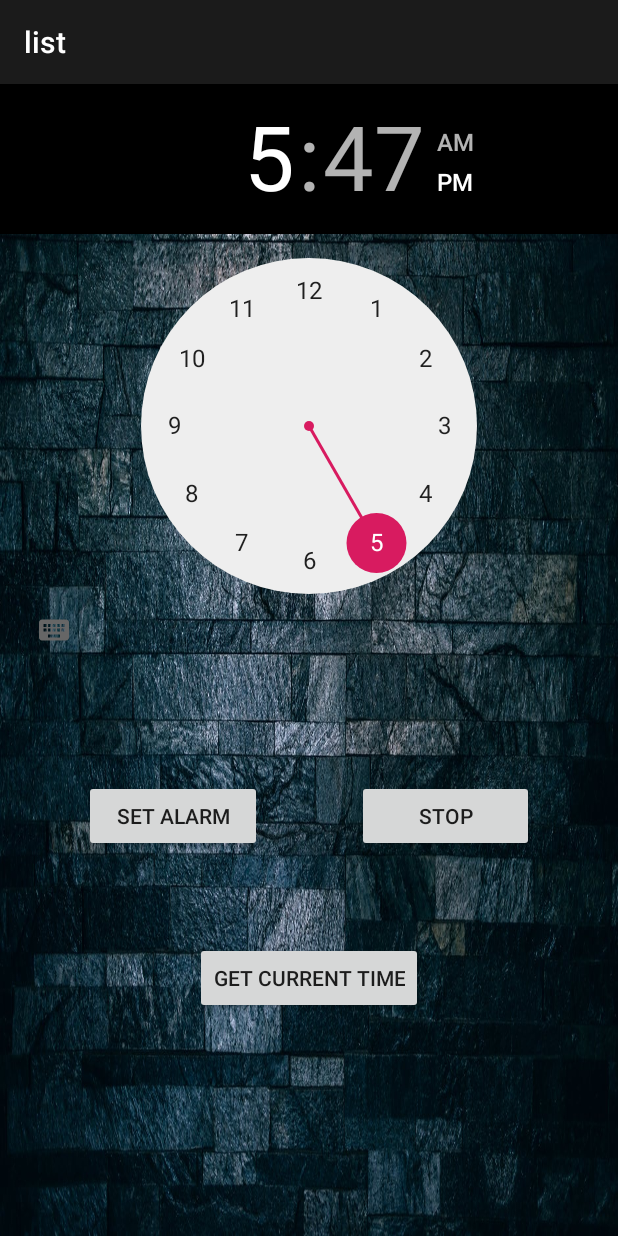
After one commit to LeHieu28799/MyTime1, an Android app: the AlarmMainActivity screen opened directly, with no data from a screen before it, on a phone screen of 412 x 824 dp. The commit adds this screen. Run offline under Robolectric (Android 15) with nearby library versions, the phone set to English and light mode, and no system bars.

Commit message:
LeHieu28799

```diff
--- /dev/null
+++ b/list/app/src/main/java/com/example/list/alarm/AlarmMainActivity.java
@@ -0,0 +1,91 @@
+package com.example.list.alarm;
+
+import android.app.AlarmManager;
+import android.app.PendingIntent;
+import android.content.Intent;
+import android.support.v7.app.AppCompatActivity;
+import android.os.Bundle;
+import android.view.View;
+import android.widget.Button;
+import android.widget.TimePicker;
+import android.widget.Toast;
+
+import com.example.list.R;
+
+import java.util.Calendar;
+import java.util.Date;
+
+public class AlarmMainActivity extends AppCompatActivity {
+
+
+    Button btnHenGio, btnCancel, btnTime;
+    TimePicker timePicker;
+    Calendar calendar;
+    AlarmManager alarmManager;
+    PendingIntent pendingIntent;
+
+    @Override
+    protected void onCreate(Bundle savedInstanceState) {
+        super.onCreate(savedInstanceState);
+        setContentView(R.layout.activity_alarm);
+
+        btnHenGio = (Button) findViewById(R.id.btnHenGio);
+        btnCancel = (Button) findViewById(R.id.btnCancel);
+        btnTime = (Button) findViewById(R.id.btnTime);
+        timePicker = (TimePicker) findViewById(R.id.timePicker);
+        calendar = Calendar.getInstance();
+        alarmManager = (AlarmManager)getSystemService(ALARM_SERVICE);
+
+        final Intent intent = new Intent(AlarmMainActivity.this,AlarmReceiver.class);
+
+        btnHenGio.setOnClickListener(new View.OnClickListener() {
+            @Override
+            public void onClick(View view) {
+                calendar.set(Calendar.HOUR_OF_DAY,timePicker.getCurrentHour());
+                calendar.set(Calendar.MINUTE,timePicker.getCurrentMinute());
+
+                int gio = timePicker.getCurrentHour();
+                int phut = timePicker.getCurrentMinute();
+
+                String string_gio = String.valueOf(gio);
+                String string_phut = String.valueOf(phut);
+
+                Calendar rightNow = Calendar.getInstance();
+                int currentHour = rightNow.get(Calendar.HOUR_OF_DAY);
+                int currentMinute = rightNow.get(Calendar.MINUTE);
+
+                int timeLeft = (gio*60 + phut) - (currentHour*60 + currentMinute);
+                int timeLeftInHour = timeLeft/60;
+                int timeLeftInMinute = timeLeft%60;
+
+                intent.putExtra("extra", "on");
+
+                pendingIntent = PendingIntent.getBroadcast(
+                        AlarmMainActivity.this,0,intent,PendingIntent.FLAG_UPDATE_CURRENT
+                );
+                alarmManager.setExact(alarmManager.RTC_WAKEUP,calendar.getTimeInMillis(),pendingIntent);
+
+                Toast.makeText(AlarmMainActivity.this, "Alarm set done! " + timeLeftInHour + " hour(s) and " + timeLeftInMinute + " minute(s) from now!", Toast.LENGTH_SHORT).show();
+            }
+        });
+
+        btnCancel.setOnClickListener(new View.OnClickListener() {
+            @Override
+            public void onClick(View view) {
+
+                Toast.makeText(AlarmMainActivity.this, "Alarm has been cancelled!", Toast.LENGTH_LONG).show();
+                intent.putExtra("extra", "off");
+                sendBroadcast(intent);
+            }
+        });
+
+        btnTime.setOnClickListener(new View.OnClickListener() {
+            @Override
+            public void onClick(View view) {
+                Date currentTime = Calendar.getInstance().getTime();
+                String date = String.valueOf(currentTime);
+                Toast.makeText(AlarmMainActivity.this, date, Toast.LENGTH_LONG).show();
+            }
+        });
+    }
+}
--- a/list/app/src/main/java/com/example/list/intro/IntroActivity.java
+++ b/list/app/src/main/java/com/example/list/intro/IntroActivity.java
@@ -28,7 +28,7 @@ public class IntroActivity extends AppCompatActivity {
     protected void onCreate(Bundle savedInstanceState) {
         super.onCreate(savedInstanceState);
         setContentView(R.layout.activity_intro);
-
+        getSupportActionBar().hide();
         database = new Database(this, "ToDoList.sqlite", null, 1);
         database.QueryData("CREATE TABLE IF NOT EXISTS ToDoList(Id INTEGER PRIMARY KEY AUTOINCREMENT, Event VARCHAR(100), Date TEXT, DateFormat TEXT)");
 
--- /dev/null
+++ b/list/app/src/main/res/drawable/ic_alarm.xml
@@ -0,0 +1,5 @@
+<vector android:alpha="0.98" android:height="80dp"
+    android:tint="#FCF8FF" android:viewportHeight="24.0"
+    android:viewportWidth="24.0" android:width="80dp" xmlns:android="http://schemas.android.com/apk/res/android">
+    <path android:fillColor="#FF000000" android:pathData="M22,5.72l-4.6,-3.86 -1.29,1.53 4.6,3.86L22,5.72zM7.88,3.39L6.6,1.86 2,5.71l1.29,1.53 4.59,-3.85zM12.5,8L11,8v6l4.75,2.85 0.75,-1.23 -4,-2.37L12.5,8zM12,4c-4.97,0 -9,4.03 -9,9s4.02,9 9,9c4.97,0 9,-4.03 9,-9s-4.03,-9 -9,-9zM12,20c-3.87,0 -7,-3.13 -7,-7s3.13,-7 7,-7 7,3.13 7,7 -3.13,7 -7,7z"/>
+</vector>
--- /dev/null
+++ b/list/app/src/main/res/layout/activity_alarm.xml
@@ -0,0 +1,51 @@
+<?xml version="1.0" encoding="utf-8"?>
+<android.support.constraint.ConstraintLayout xmlns:android="http://schemas.android.com/apk/res/android"
+    xmlns:app="http://schemas.android.com/apk/res-auto"
+    xmlns:tools="http://schemas.android.com/tools"
+    android:layout_width="match_parent"
+    android:layout_height="match_parent"
+    android:background="@drawable/wall"
+    tools:context="com.example.list.alarm.AlarmMainActivity">
+
+    <TimePicker
+        android:id="@+id/timePicker"
+        android:layout_width="wrap_content"
+        android:layout_height="wrap_content"
+        android:headerBackground="@android:color/black"
+        app:layout_constraintStart_toStartOf="parent"
+        app:layout_constraintTop_toTopOf="parent" />
+
+    <Button
+        android:id="@+id/btnHenGio"
+        android:layout_width="0dp"
+        android:layout_height="wrap_content"
+        android:layout_marginStart="56dp"
+        android:layout_marginTop="76dp"
+        android:layout_marginEnd="63dp"
+        android:text="Set Alarm"
+        app:layout_constraintEnd_toStartOf="@+id/btnCancel"
+        app:layout_constraintStart_toStartOf="parent"
+        app:layout_constraintTop_toBottomOf="@+id/timePicker" />
+
+    <Button
+        android:id="@+id/btnCancel"
+        android:layout_width="0dp"
+        android:layout_height="wrap_content"
+        android:layout_marginTop="76dp"
+        android:layout_marginEnd="56dp"
+        android:text="Stop"
+        app:layout_constraintEnd_toEndOf="parent"
+        app:layout_constraintStart_toEndOf="@+id/btnHenGio"
+        app:layout_constraintTop_toBottomOf="@+id/timePicker" />
+
+    <Button
+        android:id="@+id/btnTime"
+        android:layout_width="wrap_content"
+        android:layout_height="wrap_content"
+        android:layout_marginTop="60dp"
+        android:text="Get current time"
+        app:layout_constraintEnd_toEndOf="parent"
+        app:layout_constraintStart_toStartOf="parent"
+        app:layout_constraintTop_toBottomOf="@+id/btnCancel" />
+
+</android.support.constraint.ConstraintLayout>
--- a/list/app/src/main/res/layout/dialog_add.xml
+++ b/list/app/src/main/res/layout/dialog_add.xml
@@ -7,14 +7,14 @@
 
     <TextView
         android:id="@+id/textAdding"
-        android:layout_width="wrap_content"
+        android:layout_width="144dp"
         android:layout_height="73dp"
         android:layout_alignParentStart="true"
         android:layout_alignParentTop="true"
         android:layout_marginStart="80dp"
-        android:layout_marginTop="3dp"
+        android:layout_marginTop="4dp"
         android:padding="10dp"
-        android:text="Edit"
+        android:text="Thêm"
         android:textSize="30sp"
         android:textStyle="italic" />
 
```
Also changed, not shown: list/app/src/main/AndroidManifest.xml (+7 -0 lines), list/app/src/main/java/com/example/list/alarm/AlarmReceiver.java (added, +16 -0 lines), list/app/src/main/java/com/example/list/alarm/Music.java (added, +46 -0 lines), list/app/src/main/java/com/example/list/mainmenu/MenuActivity.java (+11 -1 lines), list/app/src/main/java/com/example/list/todolist/Adapter.java (+6 -1 lines), list/app/src/main/java/com/example/list/todolist/MainActivity.java (+69 -1 lines), list/app/src/main/res/layout/activity_calendar.xml (+8 -11 lines), list/app/src/main/res/layout/activity_intro.xml (+6 -8 lines), list/app/src/main/res/layout/activity_menu.xml (+13 -0 lines), list/app/src/main/res/drawable/wall.jpeg (added), list/gradle/wrapper/gradle-wrapper.properties, 1 other file.
